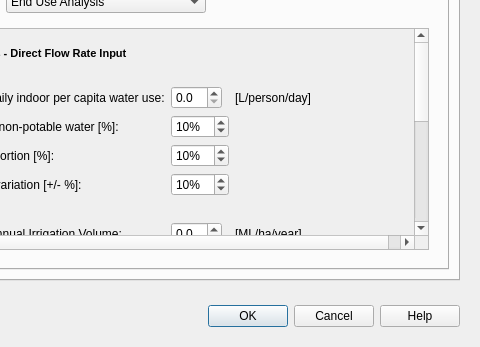
Old version of the form gui/md_spatialmappinggui.ui in the repository petermbach/urbanbeats-pss; both pictures show x 340 to 820 and y 253 to 600 of the 820 by 600 pixel window.
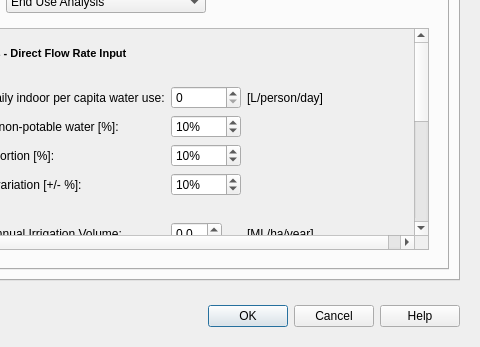
New version of the form. The open tabs and pages were chosen to show the change. Icons and pictures are not drawn.

```diff
--- a/gui/md_spatialmappinggui.ui
+++ b/gui/md_spatialmappinggui.ui
@@ -3829,7 +3829,7 @@
                       <rect>
                        <x>0</x>
                        <y>0</y>
-                       <width>483</width>
+                       <width>501</width>
                        <height>452</height>
                       </rect>
                      </property>
@@ -4135,14 +4135,23 @@
                            </item>
                            <item row="1" column="1">
                             <widget class="QDoubleSpinBox" name="res_direct_vol">
+                             <property name="minimumSize">
+                              <size>
+                               <width>70</width>
+                               <height>0</height>
+                              </size>
+                             </property>
                              <property name="maximumSize">
                               <size>
-                               <width>51</width>
+                               <width>70</width>
                                <height>16777215</height>
                               </size>
                              </property>
                              <property name="decimals">
-                              <number>1</number>
+                              <number>0</number>
+                             </property>
+                             <property name="maximum">
+                              <double>1000.000000000000000</double>
                              </property>
                             </widget>
                            </item>
```
Left out of the diff: 4 changed lines with no effect on the pictures.
